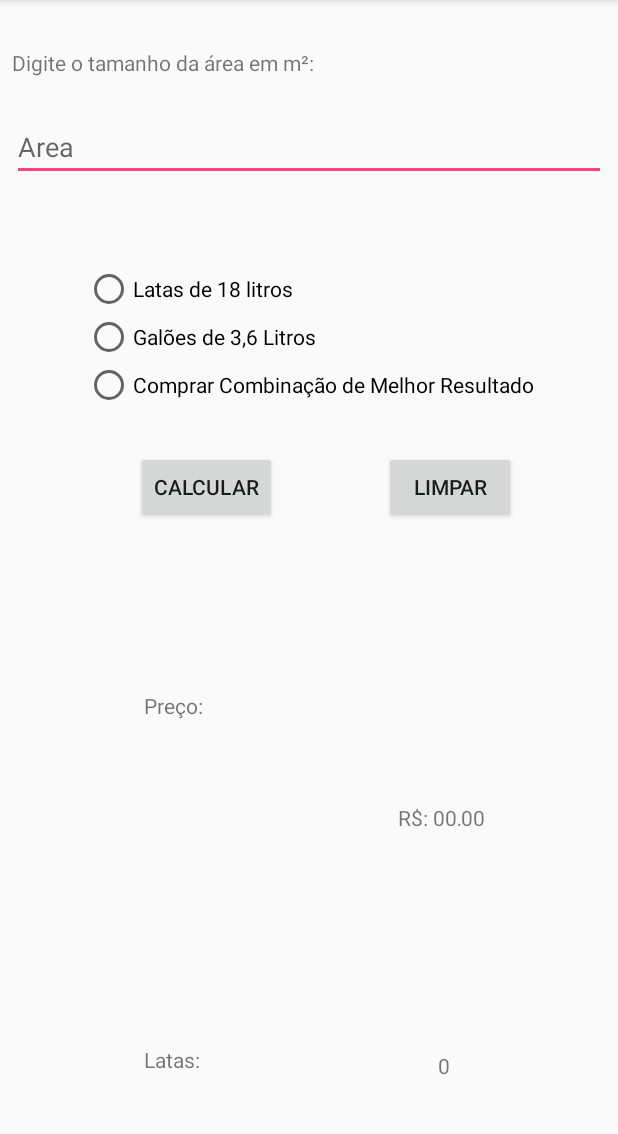
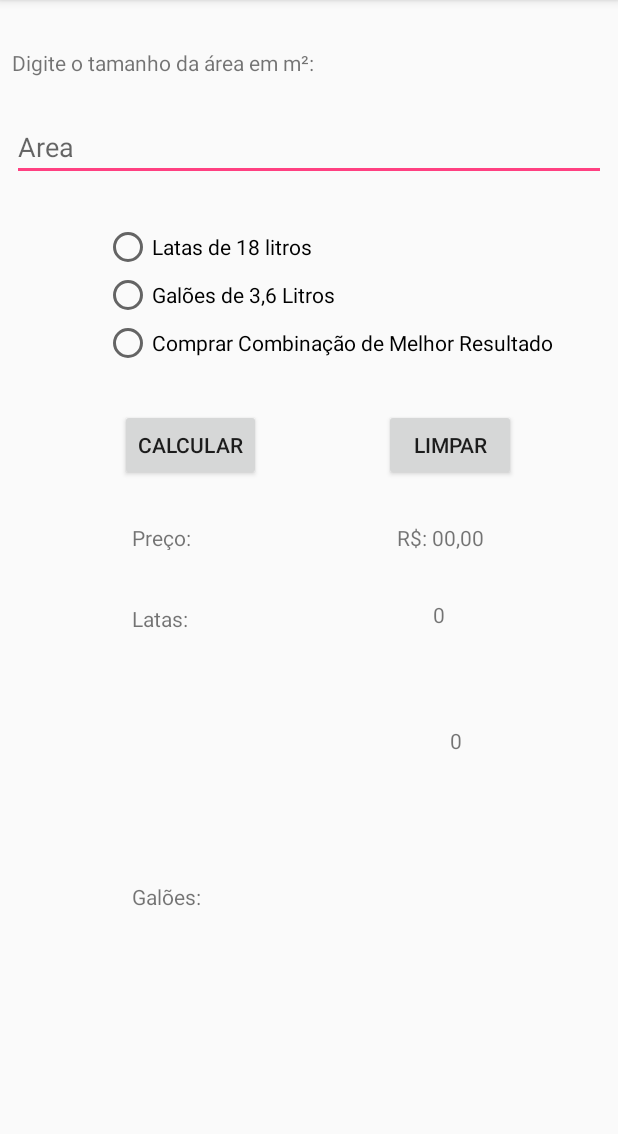
Before and after one commit to Gabarros/Trabalho01.1-2018-1, an Android app: the screen it shows after launch (MainActivity), after a tap on "CALCULAR", on a phone screen of 412 x 824 dp, the part 84-1218 px from its top. Run offline under Robolectric (Android 15) with nearby library versions, the phone set to English and light mode, and no system bars; 1 statement that could not run was skipped.

Commit message:
Funções 1 e 2 funcionando, falta a implementação da 3

```diff
--- a/app/src/main/java/br/ed8u/iff/pooa2018/trabalho01x_2018_1/MainActivity.java
+++ b/app/src/main/java/br/ed8u/iff/pooa2018/trabalho01x_2018_1/MainActivity.java
@@ -22,44 +22,53 @@ public class MainActivity extends AppCompatActivity {
     private Button btLimpar;
 
     private TextView tvResultado;
-
+    private TextView tvNLatas;
+    private TextView tvNGaloes;
 
     public void calcular(){
         float lata_de_tinta;
         float galao_de_tinta;
 
+        galao_de_tinta = (float) 3.6;
+
         float area = Float.parseFloat(etArea.getText().toString());
         float resultado;
         float preco;
+        lata_de_tinta = (float) 18.0;
 
-        lata_de_tinta = 18;
-        galao_de_tinta = (float) 3.6;
+        switch (rgPrincipal.getCheckedRadioButtonId()){
+            case R.id.rb1:
+                resultado = area / (lata_de_tinta * 6);
+                resultado = (float) Math.ceil(resultado);
+                preco = (resultado * 80);
 
-        if (rb1.isChecked()){
-            resultado = area / (galao_de_tinta * 6);
-            resultado += 0.5;
-            resultado = Math.round(resultado);
-            preco = resultado * 80;
+                tvResultado.setText(String.valueOf(preco));
+                tvNLatas.setText(String.valueOf(resultado));
+                tvNGaloes.setText("0");
+                break;
 
-            tvResultado.setText(String.valueOf(preco));
+            case R.id.rb2:
+
+                resultado = area / (galao_de_tinta * 6);
+                resultado = (float) Math.ceil(resultado);
+                preco = resultado * 25;
+
+                tvResultado.setText(String.valueOf(preco));
+                tvNGaloes.setText(String.valueOf(resultado));
+                tvNLatas.setText("0");
+            case R.id.rb3:
+
+                break;
+
         }
 
-        if (rb2.isChecked()){
-            resultado = area / (lata_de_tinta * 6);
-            resultado += 0.5;
-            resultado = Math.round(resultado);
-            preco = resultado * 25;
-
-            tvResultado.setText(String.valueOf(preco));
-        }
-        if (rb3.isChecked()){
-
-        }
     }
 
     public void limpar(){
         etArea.setText("");
         tvResultado.setText("R$ 00,00");
+        tvNGaloes.setText("0");
+        tvNLatas.setText("0");
     }
     @Override
     protected void onCreate(Bundle savedInstanceState) {
@@ -77,6 +86,8 @@ public class MainActivity extends AppCompatActivity {
         btLimpar = (Button) findViewById(R.id.btLimpar);
 
         tvResultado = (TextView) findViewById(R.id.tvResultado);
+        tvNLatas = (TextView) findViewById(R.id.tvNLatas);
+        tvNGaloes = (TextView) findViewById(R.id.tvNGaloes);
 
         btOk.setOnClickListener(new View.OnClickListener() {
             @Override
@@ -84,9 +95,7 @@ public class MainActivity extends AppCompatActivity {
                 //if (rgPrincipal.isSelected()){
 
                   calcular();
-                  //  etArea.setText("funcionei");
 
-               // }
             }
         });
 
@@ -98,12 +107,5 @@ public class MainActivity extends AppCompatActivity {
             }
         });
 
-
-
-
-
-
     }
-
-
 }
--- a/app/src/main/res/layout/activity_main.xml
+++ b/app/src/main/res/layout/activity_main.xml
@@ -40,12 +40,16 @@
         android:id="@+id/rgPrincipal"
         android:layout_width="wrap_content"
         android:layout_height="wrap_content"
+        android:layout_marginBottom="8dp"
         android:layout_marginEnd="8dp"
         android:layout_marginStart="8dp"
-        android:layout_marginTop="56dp"
+        android:layout_marginTop="28dp"
+        app:layout_constraintBottom_toBottomOf="parent"
         app:layout_constraintEnd_toEndOf="parent"
+        app:layout_constraintHorizontal_bias="0.632"
         app:layout_constraintStart_toStartOf="parent"
-        app:layout_constraintTop_toBottomOf="@+id/etArea">
+        app:layout_constraintTop_toBottomOf="@+id/etArea"
+        app:layout_constraintVertical_bias="0.0">
 
         <RadioButton
             android:id="@+id/rb1"
@@ -73,84 +77,104 @@
         android:id="@+id/btOk"
         android:layout_width="wrap_content"
         android:layout_height="wrap_content"
-        android:layout_marginBottom="8dp"
         android:layout_marginEnd="8dp"
         android:layout_marginStart="8dp"
         android:layout_marginTop="28dp"
         android:text="@string/btok"
-        app:layout_constraintBottom_toTopOf="@+id/tvResultado"
         app:layout_constraintEnd_toStartOf="@+id/btLimpar"
-        app:layout_constraintHorizontal_bias="0.567"
+        app:layout_constraintHorizontal_bias="0.491"
         app:layout_constraintStart_toStartOf="parent"
-        app:layout_constraintTop_toBottomOf="@+id/rgPrincipal"
-        app:layout_constraintVertical_bias="0.0" />
+        app:layout_constraintTop_toBottomOf="@+id/rgPrincipal" />
 
     <Button
         android:id="@+id/btLimpar"
-        android:layout_width="0dp"
+        android:layout_width="wrap_content"
         android:layout_height="wrap_content"
-        android:layout_marginBottom="8dp"
         android:layout_marginEnd="68dp"
+        android:layout_marginStart="8dp"
         android:layout_marginTop="28dp"
         android:text="@string/btlimpar"
-        app:layout_constraintBottom_toTopOf="@+id/tvResultado"
         app:layout_constraintEnd_toEndOf="parent"
-        app:layout_constraintTop_toBottomOf="@+id/rgPrincipal"
-        app:layout_constraintVertical_bias="0.0" />
+        app:layout_constraintHorizontal_bias="1.0"
+        app:layout_constraintStart_toStartOf="parent"
+        app:layout_constraintTop_toBottomOf="@+id/rgPrincipal" />
 
     <TextView
         android:id="@+id/tvResultado"
         android:layout_width="wrap_content"
-        android:layout_height="15dp"
-        android:layout_marginBottom="8dp"
+        android:layout_height="wrap_content"
         android:layout_marginEnd="8dp"
         android:layout_marginStart="8dp"
-        android:layout_marginTop="8dp"
+        android:layout_marginTop="28dp"
         android:text="@string/tvresultado"
-        app:layout_constraintBottom_toTopOf="@+id/tvLatas"
         app:layout_constraintEnd_toEndOf="parent"
-        app:layout_constraintHorizontal_bias="0.603"
+        app:layout_constraintHorizontal_bias="0.615"
         app:layout_constraintStart_toEndOf="@+id/tvPreco"
-        app:layout_constraintTop_toBottomOf="@+id/rgPrincipal"
-        app:layout_constraintVertical_bias="0.648" />
+        app:layout_constraintTop_toBottomOf="@+id/btLimpar" />
 
     <TextView
         android:id="@+id/tvPreco"
         android:layout_width="wrap_content"
-        android:layout_height="wrap_content"
-        android:layout_marginBottom="8dp"
-        android:layout_marginStart="96dp"
-        android:layout_marginTop="8dp"
+        android:layout_height="18dp"
+        android:layout_marginEnd="8dp"
+        android:layout_marginStart="88dp"
+        android:layout_marginTop="28dp"
         android:text="@string/tvpreco"
-        app:layout_constraintBottom_toTopOf="@+id/tvLatas"
+        app:layout_constraintEnd_toEndOf="parent"
+        app:layout_constraintHorizontal_bias="0.0"
         app:layout_constraintStart_toStartOf="parent"
-        app:layout_constraintTop_toBottomOf="@+id/btOk"
-        app:layout_constraintVertical_bias="0.333" />
+        app:layout_constraintTop_toBottomOf="@+id/btOk" />
 
     <TextView
         android:id="@+id/tvLatas"
         android:layout_width="wrap_content"
         android:layout_height="wrap_content"
-        android:layout_marginBottom="52dp"
-        android:layout_marginStart="96dp"
+        android:layout_marginStart="88dp"
+        android:layout_marginTop="36dp"
         android:text="@string/tvlatas"
-        app:layout_constraintBottom_toBottomOf="parent"
-        app:layout_constraintStart_toStartOf="parent" />
+        app:layout_constraintStart_toStartOf="parent"
+        app:layout_constraintTop_toBottomOf="@+id/tvPreco" />
 
     <TextView
         android:id="@+id/tvNLatas"
         android:layout_width="wrap_content"
         android:layout_height="wrap_content"
-        android:layout_marginBottom="48dp"
         android:layout_marginEnd="8dp"
         android:layout_marginStart="8dp"
-        android:layout_marginTop="8dp"
+        android:layout_marginTop="32dp"
         android:text="@string/tvnlatas"
-        app:layout_constraintBottom_toBottomOf="parent"
         app:layout_constraintEnd_toEndOf="parent"
         app:layout_constraintHorizontal_bias="0.592"
         app:layout_constraintStart_toEndOf="@+id/tvLatas"
-        app:layout_constraintTop_toBottomOf="@+id/tvResultado"
-        app:layout_constraintVertical_bias="1.0" />
+        app:layout_constraintTop_toBottomOf="@+id/tvResultado" />
+
+    <TextView
+        android:id="@+id/tvGaloes"
+        android:layout_width="wrap_content"
+        android:layout_height="wrap_content"
+        android:layout_marginBottom="8dp"
+        android:layout_marginStart="88dp"
+        android:layout_marginTop="8dp"
+        android:text="@string/tvgaloes"
+        app:layout_constraintBottom_toBottomOf="parent"
+        app:layout_constraintStart_toStartOf="parent"
+        app:layout_constraintTop_toBottomOf="@+id/tvLatas"
+        app:layout_constraintVertical_bias="0.509" />
+
+    <TextView
+        android:id="@+id/tvNGaloes"
+        android:layout_width="wrap_content"
+        android:layout_height="wrap_content"
+        android:layout_marginBottom="8dp"
+        android:layout_marginEnd="104dp"
+        android:layout_marginStart="8dp"
+        android:layout_marginTop="36dp"
+        android:text="@string/tvngaloes"
+        app:layout_constraintBottom_toBottomOf="parent"
+        app:layout_constraintEnd_toEndOf="parent"
+        app:layout_constraintHorizontal_bias="1.0"
+        app:layout_constraintStart_toEndOf="@+id/tvGaloes"
+        app:layout_constraintTop_toBottomOf="@+id/tvNLatas"
+        app:layout_constraintVertical_bias="0.1" />
 
 </android.support.constraint.ConstraintLayout>
--- a/app/src/main/res/values/strings.xml
+++ b/app/src/main/res/values/strings.xml
@@ -12,5 +12,8 @@
     <string name="tvlatas">Latas:</string>
     <string name="tvpreco">Preço:</string>
     <string name="tvnlatas">0</string>
+    <string name="tvgaloes">Galões:</string>
+    <string name="tvngaloes">0</string>
+
 
 </resources>
```
